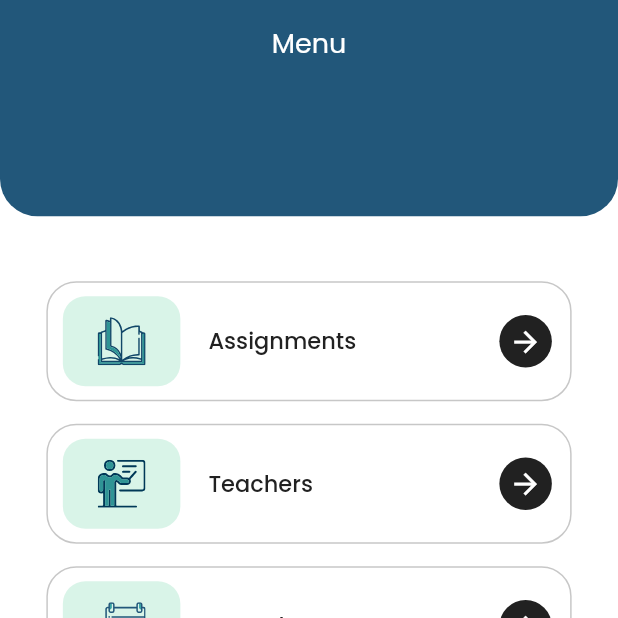
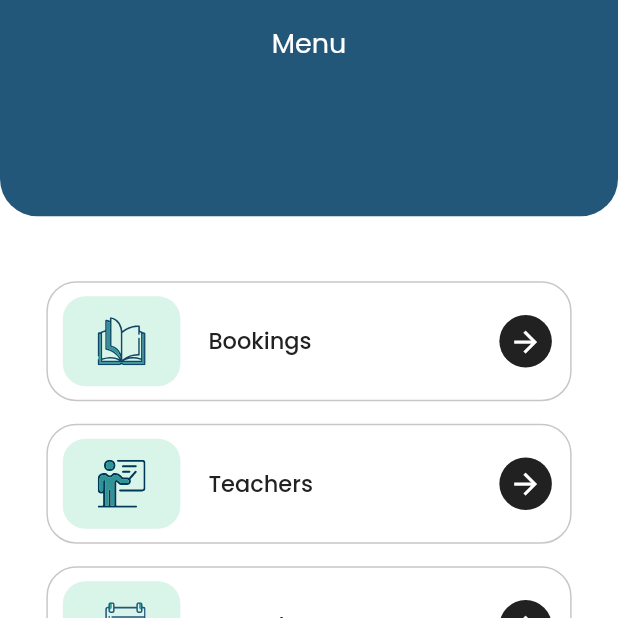
Before and after one commit to Saadkc/Bluefit-Vehicle-Retailer-System, a Flutter app: the ChildDetailMenuScreen screen opened directly with empty values, on a phone screen of 412 x 824 dp, the top half of it. Run offline on Flutter 3.47's test engine with Material 2 defaults, Android fonts, the phone set to English and light mode, and no system bars; our stand-ins replace awesome_notifications, bloc, cached_network_image, carousel_slider, dio, dotted_border and 21 more; missing offline and left inert: external_path, flutter_stripe, flutter_tex, flutter_windowmanager, razorpay_flutter; accounts and stored records are empty; network calls fail; project files that could hold a hidden picture were left out.

```diff
--- a/lib/ui/screens/home/homeScreen.dart
+++ b/lib/ui/screens/home/homeScreen.dart
@@ -369,6 +369,8 @@ class HomeScreenState extends State<HomeScreen> with TickerProviderStateMixin {
         }
         return Future.value(true);
       },
+
+
       child: Scaffold(
         body: context.read<AppConfigurationCubit>().appUnderMaintenance()
             ? AppUnderMaintenanceContainer()
--- a/lib/ui/widgets/assignmentsContainer.dart
+++ b/lib/ui/widgets/assignmentsContainer.dart
@@ -117,7 +117,7 @@ class _AssignmentsContainerState extends State<AssignmentsContainer> {
             bloc: context.read<AssignmentsTabSelectionCubit>(),
             builder: (context, state) {
               return AssignmentsSubjectContainer(
-                  cubitAndState: "assignment",
+                  cubitAndState: "bookings",
                   subjects: subjects,
                   onTapSubject: (int subjectId) {
                     context
--- a/lib/ui/widgets/assignmentsSubjectsContainer.dart
+++ b/lib/ui/widgets/assignmentsSubjectsContainer.dart
@@ -111,6 +111,7 @@ class _AssignmentsSubjectContainerState
         padding: EdgeInsets.symmetric(
             horizontal: MediaQuery.of(context).size.width * (0.1)),
       ),
+
     );
   }
 }
--- a/lib/utils/labelKeys.dart
+++ b/lib/utils/labelKeys.dart
@@ -3,7 +3,7 @@
 const String homeKey = "home";
 const String attendanceKey = "attendance";
 const String menuKey = "menu";
-const String assignmentsKey = "assignments";
+const String assignmentsKey = "Bookings";
 const String timeTableKey = "timeTable";
 const String noticeBoardKey = "noticeBoard";
 const String parentProfileKey = "parentProfile";
@@ -139,7 +139,7 @@ const String topicNameKey = "topicName";
 
 const String topicDescriptionKey = "topicDescription";
 
-const String allSubjectsKey = "allSubjects";
+const String allSubjectsKey = "all Bookings";
 
 const String pointsKey = "points";
 
```
Also changed, not shown: 1 other file.
